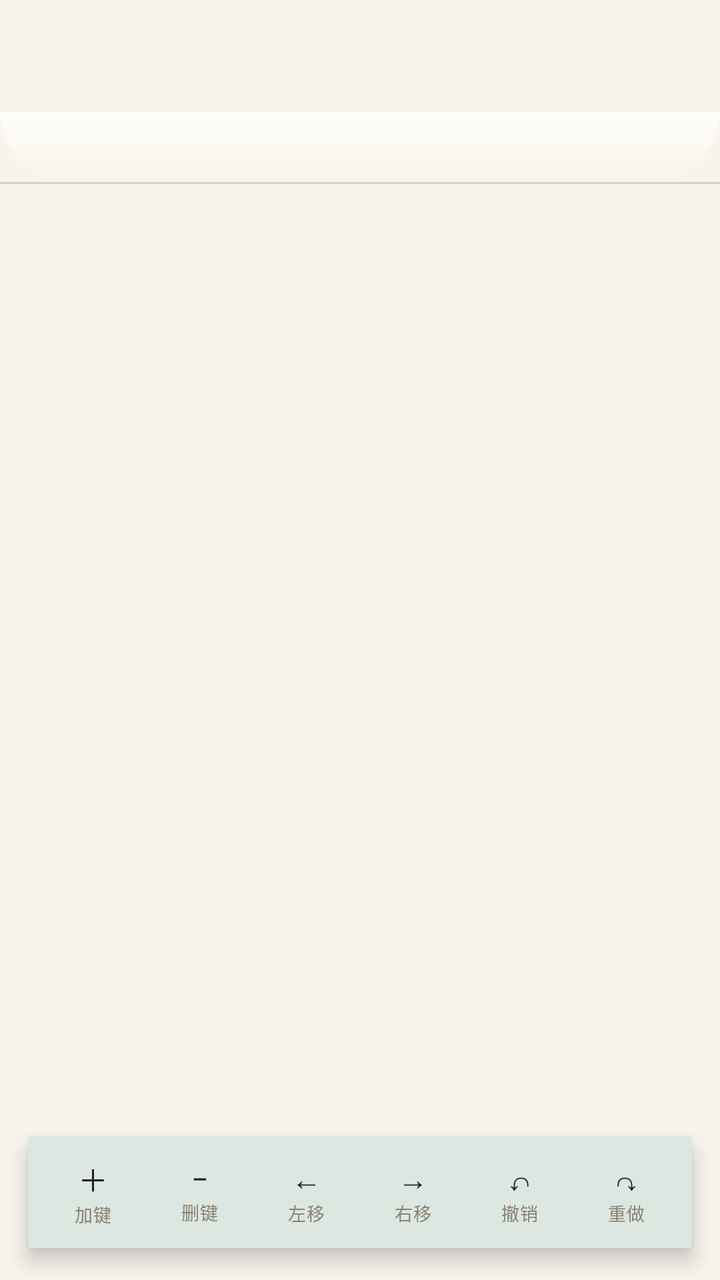
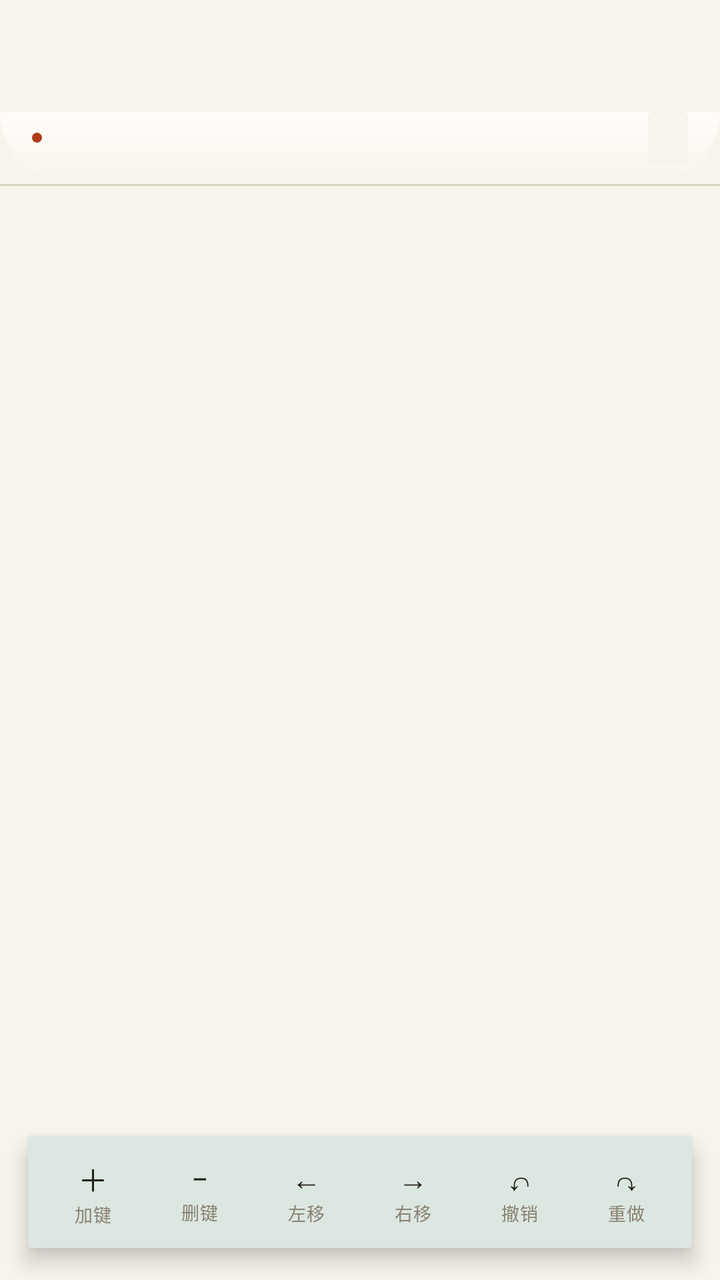

An Android layout rendered at two revisions. The XML below is the earlier revision; the diff shows what the commit changed to produce the second picture.
<!-- AndroidManifest.xml: application theme Theme.TrimeEditor -->
<!-- res/layout/activity_keyboard_editor.xml -->
<?xml version="1.0" encoding="utf-8"?>
<FrameLayout xmlns:android="http://schemas.android.com/apk/res/android"
    xmlns:app="http://schemas.android.com/apk/res-auto"
    android:layout_width="match_parent"
    android:layout_height="match_parent"
    android:background="?attr/ui_paper">

    <LinearLayout
        android:layout_width="match_parent"
        android:layout_height="match_parent"
        android:orientation="vertical">

        <androidx.appcompat.widget.Toolbar
            android:id="@+id/toolbar"
            style="@style/Ui.Toolbar"
            android:layout_width="match_parent"
            android:layout_height="?attr/actionBarSize"
            app:popupTheme="@style/ThemeOverlay.AppCompat.DayNight"
            app:theme="@style/ThemeOverlay.AppCompat.DayNight" />

        
        <LinearLayout
            android:layout_width="match_parent"
            android:layout_height="wrap_content"
            android:background="@drawable/bg_stage"
            android:orientation="vertical"
            android:paddingBottom="10dp">

            <LinearLayout
                android:id="@+id/stageChips"
                android:layout_width="match_parent"
                android:layout_height="wrap_content"
                android:gravity="center_vertical"
                android:orientation="horizontal"
                android:paddingStart="14dp"
                android:paddingTop="8dp"
                android:paddingEnd="14dp"
                android:paddingBottom="8dp"
                android:visibility="gone">

                <TextView
                    android:id="@+id/stageBack"
                    android:layout_width="wrap_content"
                    android:layout_height="26dp"
                    android:background="@drawable/bg_pill"
                    android:clickable="true"
                    android:focusable="true"
                    android:fontFamily="sans-serif-medium"
                    android:gravity="center"
                    android:paddingStart="12dp"
                    android:paddingEnd="12dp"
                    android:text="@string/stage_back"
                    android:textColor="?attr/ui_ink"
                    android:textSize="10sp" />

                <Space
                    android:layout_width="0dp"
                    android:layout_height="1dp"
                    android:layout_weight="1" />

                <TextView
                    android:id="@+id/stageSave"
                    android:layout_width="wrap_content"
                    android:layout_height="26dp"
                    android:background="@drawable/bg_badge"
                    android:clickable="true"
                    android:focusable="true"
                    android:fontFamily="sans-serif-medium"
                    android:gravity="center"
                    android:paddingStart="14dp"
                    android:paddingEnd="14dp"
                    android:text="@string/stage_save"
                    android:textColor="?attr/ui_on_primary"
                    android:textSize="10sp" />
            </LinearLayout>

            <FrameLayout
                android:id="@+id/canvasHost"
                android:layout_width="match_parent"
                android:layout_height="wrap_content" />

            
            <TextView
                android:id="@+id/stageStatus"
                android:layout_width="match_parent"
                android:layout_height="wrap_content"
                android:fontFamily="monospace"
                android:gravity="center"
                android:paddingStart="16dp"
                android:paddingTop="8dp"
                android:paddingEnd="16dp"
                android:paddingBottom="4dp"
                android:textColor="?attr/ui_muted"
                android:textSize="9.5sp" />
        </LinearLayout>

        <View
            android:layout_width="match_parent"
            android:layout_height="1dp"
            android:background="?attr/ui_rule_strong" />

        <FrameLayout
            android:id="@+id/inspectorHost"
            android:layout_width="match_parent"
            android:layout_height="0dp"
            android:layout_weight="1" />
    </LinearLayout>

    
    <LinearLayout
        android:layout_width="match_parent"
        android:layout_height="56dp"
        android:layout_gravity="bottom|center_horizontal"
        android:layout_marginStart="14dp"
        android:layout_marginEnd="14dp"
        android:layout_marginBottom="16dp"
        android:background="@drawable/bg_dock"
        android:elevation="6dp"
        android:gravity="center"
        android:orientation="horizontal"
        android:paddingStart="6dp"
        android:paddingEnd="6dp">

        <LinearLayout
            android:id="@+id/addButton"
            style="@style/Ui.DockItem">

            <TextView
                style="@style/Ui.DockGlyph"
                android:text="＋" />

            <TextView
                style="@style/Ui.DockLabel"
                android:text="@string/kbd_action_add" />
        </LinearLayout>

        <LinearLayout
            android:id="@+id/deleteButton"
            style="@style/Ui.DockItem">

            <TextView
                style="@style/Ui.DockGlyph"
                android:text="−" />

            <TextView
                style="@style/Ui.DockLabel"
                android:text="@string/kbd_action_delete" />
        </LinearLayout>

        <LinearLayout
            android:id="@+id/leftButton"
            style="@style/Ui.DockItem">

            <TextView
                style="@style/Ui.DockGlyph"
                android:text="←" />

            <TextView
                style="@style/Ui.DockLabel"
                android:text="@string/kbd_action_left" />
        </LinearLayout>

        <LinearLayout
            android:id="@+id/rightButton"
            style="@style/Ui.DockItem">

            <TextView
                style="@style/Ui.DockGlyph"
                android:text="→" />

            <TextView
                style="@style/Ui.DockLabel"
                android:text="@string/kbd_action_right" />
        </LinearLayout>

        <LinearLayout
            android:id="@+id/undoButton"
            style="@style/Ui.DockItem">

            <TextView
                style="@style/Ui.DockGlyph"
                android:text="↶" />

            <TextView
                style="@style/Ui.DockLabel"
                android:text="@string/kbd_action_undo" />
        </LinearLayout>

        <LinearLayout
            android:id="@+id/redoButton"
            style="@style/Ui.DockItem">

            <TextView
                style="@style/Ui.DockGlyph"
                android:text="↷" />

            <TextView
                style="@style/Ui.DockLabel"
                android:text="@string/kbd_action_redo" />
        </LinearLayout>
    </LinearLayout>
</FrameLayout>
<!-- resources referenced by this layout -->
<resources>
  <string name="stage_back">← 返回</string>
  <string name="stage_save">保存</string>
  <style name="Theme.TrimeEditor" parent="Theme.AppCompat.DayNight.NoActionBar">
          <item name="colorPrimary">@color/brand_primary</item>
          <item name="colorPrimaryDark">@color/brand_primary_dark</item>
          <item name="colorAccent">@color/brand_accent</item>
          
          <item name="colorControlNormal">@color/proof_ink_2</item>
          <item name="android:windowBackground">@color/proof_paper</item>
          
          <item name="preferenceTheme">@style/PreferenceThemeOverlay</item>
  
          
          <item name="ui_paper">@color/proof_paper</item>
          <item name="ui_sheet">@color/proof_sheet</item>
          <item name="ui_card">@color/proof_paper</item>
          <item name="ui_card_high">@color/proof_sheet</item>
          <item name="ui_ink">@color/proof_ink</item>
          <item name="ui_ink_2">@color/proof_ink_2</item>
          <item name="ui_muted">@color/proof_muted</item>
          <item name="ui_rule">@color/proof_rule</item>
          <item name="ui_rule_strong">@color/proof_rule_strong</item>
          <item name="ui_outline">@color/proof_rule_strong</item>
          <item name="ui_divider">@color/divider</item>
          <item name="ui_rule_in_card">@color/proof_rule</item>
          <item name="ui_accent">@color/proof_accent</item>
          <item name="ui_primary">@color/brand_primary</item>
          <item name="ui_primary_dark">@color/brand_primary_dark</item>
          <item name="ui_primary_container">@color/proof_primary_container</item>
          <item name="ui_on_primary_container">@color/proof_on_primary_container</item>
          <item name="ui_on_primary">#FFFFFFFF</item>
          <item name="ui_mark">@color/proof_mark</item>
          <item name="ui_swatch_stroke">@color/proof_swatch_stroke</item>
          <item name="ui_knob">@color/proof_knob</item>
          <item name="ui_pill_stroke">@color/proof_pill_stroke</item>
          <item name="ui_scrim">#66000000</item>
          <item name="ui_warn">@color/warn</item>
          <item name="ui_note_fill">@color/note_fill</item>
          <item name="ui_stale_fill">@color/stale_fill</item>
          <item name="ui_stale_text">@color/stale_text</item>
          <item name="ui_chip_text">@color/chip_text</item>
          <item name="ui_chip_text_selected">@color/chip_text_selected</item>
  
          <item name="ui_radius_card">0dp</item>
          <item name="ui_radius_field">2dp</item>
          <item name="ui_radius_button">2dp</item>
          <item name="ui_radius_key">2dp</item>
          <item name="ui_radius_sheet">0dp</item>
          <item name="ui_radius_half">2dp</item>
          <item name="ui_radius_swatch">@dimen/ui_swatch_radius</item>
  
          <item name="ui_text_title">23sp</item>
          <item name="ui_text_section">17sp</item>
          <item name="ui_text_name">13sp</item>
          <item name="ui_text_meta">10sp</item>
          <item name="ui_text_value">12sp</item>
          <item name="ui_text_button">13sp</item>
          <item name="ui_font_title">serif</item>
          <item name="ui_font_body">sans-serif</item>
          <item name="ui_font_meta">monospace</item>
  
          <item name="ui_gap_card">0dp</item>
          <item name="ui_card_pad">0dp</item>
      </style>
  <color name="divider">#1F000000</color>
  <color name="warn">#B3261E</color>
  <color name="note_fill">#F0F2F1</color>
  <color name="chip_text">#4A4A4A</color>
  <!-- unchanged entries left out for length: 37 -->
</resources>

<!-- the commit's change to res/layout/activity_keyboard_editor.xml (unified diff, before → after) -->
@@ -80,18 +80,47 @@
                 android:layout_height="wrap_content" />
 
             
-            <TextView
-                android:id="@+id/stageStatus"
+            <LinearLayout
                 android:layout_width="match_parent"
                 android:layout_height="wrap_content"
-                android:fontFamily="monospace"
-                android:gravity="center"
+                android:gravity="center_vertical"
+                android:orientation="horizontal"
                 android:paddingStart="16dp"
-                android:paddingTop="8dp"
-                android:paddingEnd="16dp"
-                android:paddingBottom="4dp"
-                android:textColor="?attr/ui_muted"
-                android:textSize="9.5sp" />
+                android:paddingEnd="16dp">
+
+                <View
+                    android:id="@+id/stageHighlight"
+                    android:layout_width="5dp"
+                    android:layout_height="5dp"
+                    android:layout_marginEnd="6dp"
+                    android:background="@drawable/bg_highlight_dot" />
+
+                <TextView
+                    android:id="@+id/stageStatus"
+                    android:layout_width="0dp"
+                    android:layout_height="wrap_content"
+                    android:layout_weight="1"
+                    android:fontFamily="monospace"
+                    android:gravity="center"
+                    android:paddingTop="8dp"
+                    android:paddingBottom="4dp"
+                    android:textColor="?attr/ui_muted"
+                    android:textSize="9.5sp" />
+
+                <TextView
+                    android:id="@+id/stageBands"
+                    android:layout_width="wrap_content"
+                    android:layout_height="26dp"
+                    android:background="@drawable/bg_field"
+                    android:clickable="true"
+                    android:focusable="true"
+                    android:gravity="center"
+                    android:paddingStart="10dp"
+                    android:paddingEnd="10dp"
+                    android:singleLine="true"
+                    android:textColor="?attr/ui_ink_2"
+                    android:textSize="9sp" />
+            </LinearLayout>
         </LinearLayout>
 
         <View
<!-- resource entries referenced after the edit -->
@@ -1,5 +1,18 @@
 <!-- resources referenced by this layout -->
 <resources>
+  <!-- drawable bg_field (drawable) -->
+  <?xml version="1.0" encoding="utf-8"?>
+  <shape xmlns:android="http://schemas.android.com/apk/res/android"
+      android:shape="rectangle">
+      <solid android:color="?attr/ui_card" />
+      <corners android:radius="?attr/ui_radius_field" />
+  </shape>
+  <!-- drawable bg_highlight_dot (drawable) -->
+  <?xml version="1.0" encoding="utf-8"?>
+  <shape xmlns:android="http://schemas.android.com/apk/res/android"
+      android:shape="oval">
+      <solid android:color="?attr/ui_highlight" />
+  </shape>
   <string name="stage_back">← 返回</string>
   <string name="stage_save">保存</string>
   <style name="Theme.TrimeEditor" parent="Theme.AppCompat.DayNight.NoActionBar">
@@ -26,6 +39,7 @@
           <item name="ui_divider">@color/divider</item>
           <item name="ui_rule_in_card">@color/proof_rule</item>
           <item name="ui_accent">@color/proof_accent</item>
+          <item name="ui_highlight">@color/proof_accent</item>
           <item name="ui_primary">@color/brand_primary</item>
           <item name="ui_primary_dark">@color/brand_primary_dark</item>
           <item name="ui_primary_container">@color/proof_primary_container</item>
